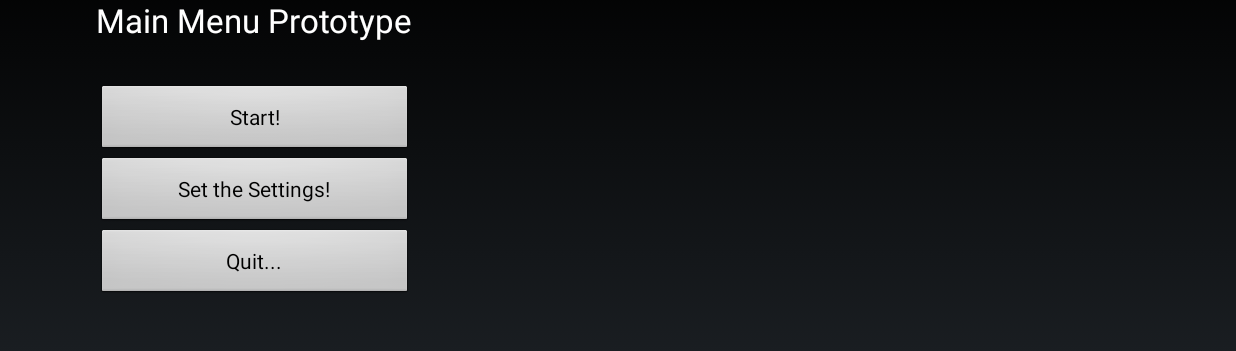
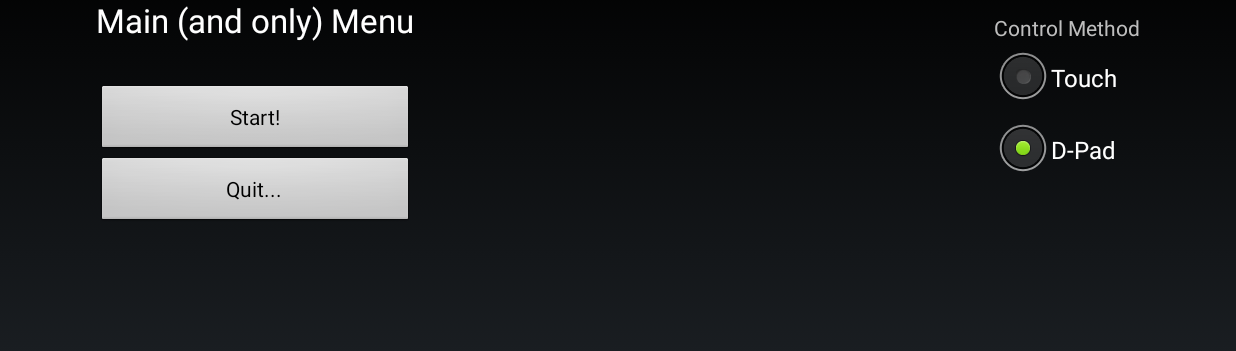
Before and after one commit to mauricioco/beatemup_game, an Android app: the screen it shows after launch (MainActivity), on a phone screen of 824 x 412 dp (held sideways), the part 55-406 px from its top. Run offline under Robolectric (Android 15) with nearby library versions, the phone set to English and light mode, and no system bars.

Commit message:
Making some minor fixes...

```diff
--- a/app/src/main/java/com/learn/flavio_mauricio/beatemupgame/activity/MainActivity.java
+++ b/app/src/main/java/com/learn/flavio_mauricio/beatemupgame/activity/MainActivity.java
@@ -1,13 +1,17 @@
 package com.learn.flavio_mauricio.beatemupgame.activity;
 
 import android.app.Activity;
+import android.content.Context;
 import android.content.Intent;
 import android.os.Bundle;
+import android.os.PowerManager;
 import android.view.KeyEvent;
 import android.view.View;
 import android.widget.Button;
+import android.widget.RadioButton;
 
 import com.learn.flavio_mauricio.beatemupgame.R;
+import com.learn.flavio_mauricio.beatemupgame.game.GameOptions;
 
 
 public class MainActivity extends Activity {
@@ -24,7 +28,7 @@ public class MainActivity extends Activity {
                 MainActivity.this.startActivity(intent);
             }
         });
-
+/*
         final Button buttonSettings = (Button) findViewById(R.id.button_settings);
         buttonSettings.setOnClickListener(new View.OnClickListener() {
             public void onClick(View v) {
@@ -32,7 +36,7 @@ public class MainActivity extends Activity {
                 //MainActivity.this.startActivity(intent);
             }
         });
-
+*/
         final Button buttonQuit = (Button) findViewById(R.id.button_quit);
         buttonQuit.setOnClickListener(new View.OnClickListener() {
             public void onClick(View v) {
@@ -42,36 +46,24 @@ public class MainActivity extends Activity {
         });
     }
 
-    @Override
-    public boolean onKeyDown(int keyCode, KeyEvent event)  {
-        if (keyCode == KeyEvent.KEYCODE_BACK && event.getRepeatCount() == 0) {
-            finish();
-            System.exit(0);
-            return true;
+
+    public void onRadioButtonClicked(View view) {
+        // Is the button now checked?
+        boolean checked = ((RadioButton) view).isChecked();
+
+        // Check which radio button was clicked
+        switch(view.getId()) {
+            case R.id.radio_control_method_touch:
+                if (checked)
+                    GameOptions.controlMethod = false;
+                break;
+            case R.id.radio_control_method_dpad:
+                if (checked)
+                    GameOptions.controlMethod = true;
+                break;
+            default:
+                break;
         }
-
-        return super.onKeyDown(keyCode, event);
     }
 
-    /*
-    @Override
-    public boolean onCreateOptionsMenu(Menu menu) {
-        // Inflate the menu; this adds items to the action bar if it is present.
-        getMenuInflater().inflate(R.menu.main, menu);
-        return true;
-    }*/
-
-    /*
-    @Override
-    public boolean onOptionsItemSelected(MenuItem item) {
-        // Handle action bar item clicks here. The action bar will
-        // automatically handle clicks on the Home/Up button, so long
-        // as you specify a parent activity in AndroidManifest.xml.
-        int id = item.getItemId();
-        if (id == R.id.action_settings) {
-            return true;
-        }
-        return super.onOptionsItemSelected(item);
-    }*/
-
 }
--- a/app/src/main/res/layout/activity_main.xml
+++ b/app/src/main/res/layout/activity_main.xml
@@ -22,12 +22,12 @@
         android:layout_below="@+id/textView2"
         android:layout_alignParentLeft="true"
         android:layout_alignParentStart="true"
-        android:text="Main Menu Prototype" />
+        android:text="@string/text_header_mainmenu" />
 
     <Button
         android:layout_width="wrap_content"
         android:layout_height="wrap_content"
-        android:text="Start!"
+        android:text="@string/text_start"
         android:id="@+id/button_start"
         android:layout_below="@+id/textView"
         android:layout_alignParentLeft="true"
@@ -39,23 +39,53 @@
     <Button
         android:layout_width="wrap_content"
         android:layout_height="wrap_content"
-        android:text="Quit..."
+        android:text="@string/text_quit"
         android:id="@+id/button_quit"
-        android:layout_below="@+id/button_settings"
         android:layout_alignParentLeft="true"
         android:layout_alignParentStart="true"
         android:layout_alignRight="@+id/button_start"
-        android:layout_alignEnd="@+id/button_start"/>
+        android:layout_alignEnd="@+id/button_start"
+        android:layout_below="@+id/button_start"/>
 
-    <Button
+    <TextView
         android:layout_width="wrap_content"
         android:layout_height="wrap_content"
-        android:text="Set the Settings!"
-        android:id="@+id/button_settings"
-        android:layout_below="@+id/button_start"
-        android:layout_alignParentLeft="true"
-        android:layout_alignParentStart="true"
-        android:layout_alignRight="@+id/button_start"
-        android:layout_alignEnd="@+id/button_start"/>
+        android:textAppearance="?android:attr/textAppearanceSmall"
+        android:text="Control Method"
+        android:id="@+id/text_control_method"
+        android:layout_above="@+id/radioGroup"
+        android:layout_alignParentRight="true"
+        android:layout_alignParentEnd="true"/>
+
+    <RadioGroup
+        android:layout_width="fill_parent"
+        android:layout_height="fill_parent"
+        android:layout_below="@+id/textView"
+        android:layout_alignLeft="@+id/text_control_method"
+        android:layout_alignStart="@+id/text_control_method"
+        android:layout_alignBottom="@+id/button_quit"
+        android:id="@+id/radioGroup">
+
+        <RadioButton
+            android:layout_width="wrap_content"
+            android:layout_height="wrap_content"
+            android:text="Touch"
+            android:id="@+id/radio_control_method_touch"
+            android:layout_below="@+id/rbutton_control_method_dpap"
+            android:layout_alignLeft="@+id/text_control_method"
+            android:layout_alignStart="@+id/text_control_method"
+            android:onClick="onRadioButtonClicked"/>
+
+        <RadioButton
+            android:layout_width="wrap_content"
+            android:layout_height="wrap_content"
+            android:text="D-Pad"
+            android:id="@+id/radio_control_method_dpad"
+            android:layout_below="@+id/textView"
+            android:layout_alignLeft="@+id/rbutton_control_method_touch"
+            android:layout_alignStart="@+id/rbutton_control_method_touch"
+            android:onClick="onRadioButtonClicked"
+            android:checked="true"/>
+    </RadioGroup>
 
 </RelativeLayout>
--- a/app/src/main/res/menu/main.xml
+++ b/app/src/main/res/menu/main.xml
@@ -2,8 +2,5 @@
     xmlns:app="http://schemas.android.com/apk/res-auto"
     xmlns:tools="http://schemas.android.com/tools"
     tools:context="com.learn.flavio_mauricio.beatemupgame.activity.MainActivity" >
-    <item android:id="@+id/action_settings"
-        android:title="@string/action_settings"
-        android:orderInCategory="100"
-        app:showAsAction="never" />
+
 </menu>
--- a/app/src/main/res/values/strings.xml
+++ b/app/src/main/res/values/strings.xml
@@ -2,9 +2,10 @@
 <resources>
 
     <string name="app_name">Beatemup Game</string>
-    <string name="dummy_button">Dummy Button</string>
-    <string name="dummy_content">DUMMY\nCONTENT</string>
-    <string name="title_activity_main">Beatemup Game ALPHA</string>
-    <string name="action_settings">Settings</string>
+    <string name="title_activity_main">Beatemup Game</string>
+    <string name="text_header_mainmenu">Main (and only) Menu</string>
+    <string name="text_start">Start!</string>
+    <string name="text_settings">Set the Settings!</string>
+    <string name="text_quit">Quit...</string>
 
 </resources>
```
Also changed, not shown: app/src/main/java/com/learn/flavio_mauricio/beatemupgame/activity/GameActivity.java (+0 -26 lines), app/src/main/java/com/learn/flavio_mauricio/beatemupgame/game/GameOptions.java (added, +11 -0 lines), app/src/main/java/com/learn/flavio_mauricio/beatemupgame/game/GameView.java (+38 -33 lines), app/src/main/java/com/learn/flavio_mauricio/beatemupgame/graphic/Sprite.java (+2 -8 lines).
